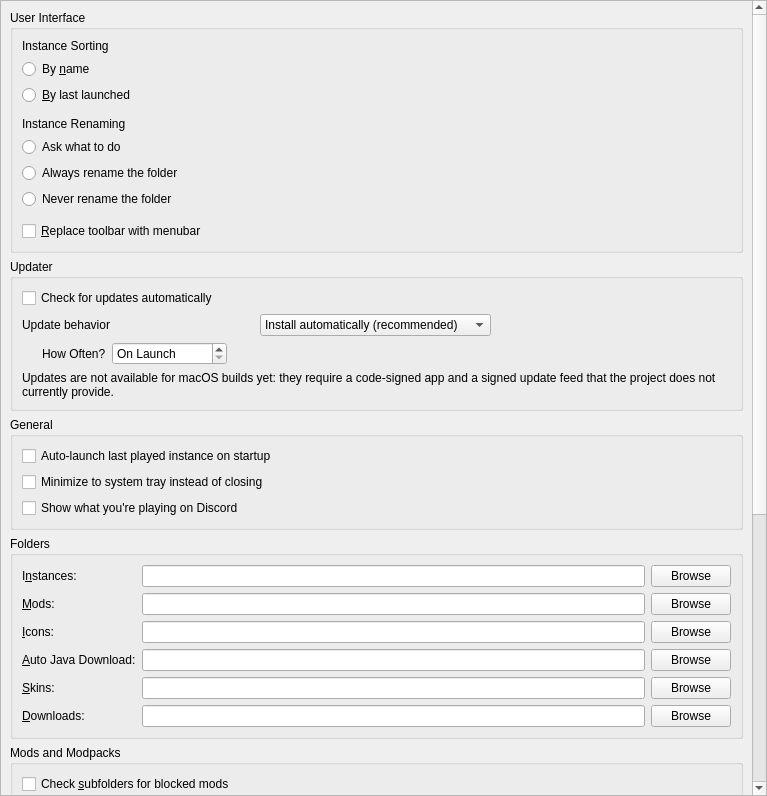
Old version of the form launcher/ui/pages/global/LauncherPage.ui in the repository PollyMC-Continued/launcher.
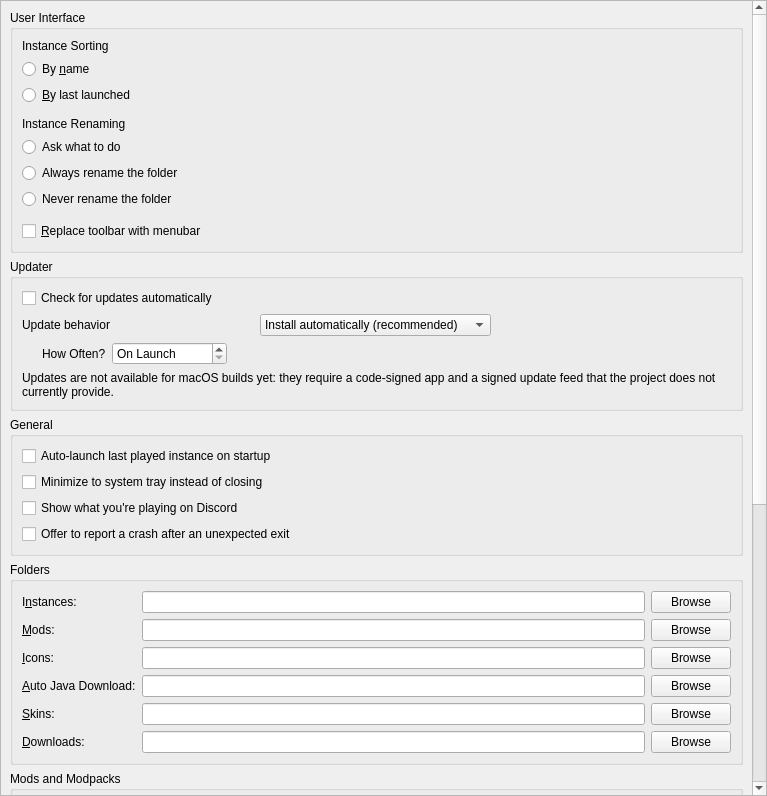
New version of the form.

Commit message: No more 'the launcher closed unexpectedly' after shutting down or restarting your computer, and clearer messages when something on your side - not the launcher - goes wrong.

```diff
--- a/launcher/ui/pages/global/LauncherPage.ui
+++ b/launcher/ui/pages/global/LauncherPage.ui
@@ -334,6 +334,16 @@
              </property>
             </widget>
            </item>
+           <item>
+            <widget class="QCheckBox" name="showCrashRecoveryPromptCheckBox">
+             <property name="toolTip">
+              <string>When the launcher closes without warning while your computer keeps running, ask whether to send the log from that session. Unexpected restarts and power losses are never counted as crashes.</string>
+             </property>
+             <property name="text">
+              <string>Offer to report a crash after an unexpected exit</string>
+             </property>
+            </widget>
+           </item>
           </layout>
          </widget>
         </item>
```
The commit also changes 15 other files.
